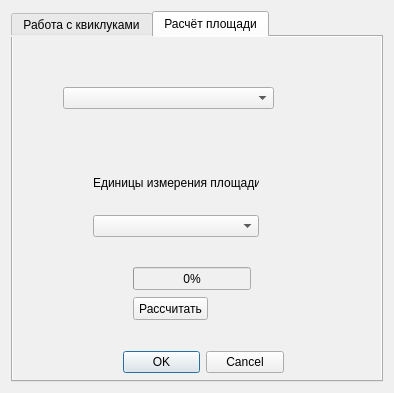
bazzile/helper, file helper_main_dialog_base.ui: the form before one commit.
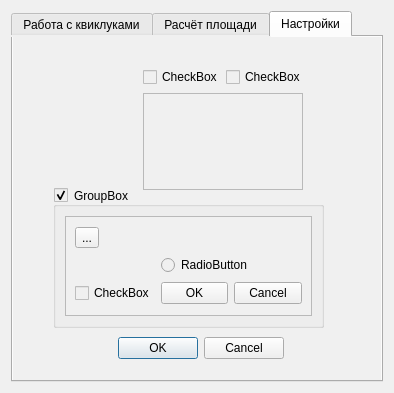
The form after the commit.

Commit message: незначительные изменения в коде

The edit to the form file:
```diff
--- a/helper_main_dialog_base.ui
+++ b/helper_main_dialog_base.ui
@@ -26,7 +26,7 @@
       <bool>false</bool>
      </property>
      <property name="currentIndex">
-      <number>1</number>
+      <number>2</number>
      </property>
      <widget class="QWidget" name="tab">
       <attribute name="title">
@@ -320,22 +320,6 @@
       <attribute name="title">
        <string>Расчёт площади</string>
       </attribute>
-      <widget class="QDialogButtonBox" name="button_box">
-       <property name="geometry">
-        <rect>
-         <x>110</x>
-         <y>310</y>
-         <width>161</width>
-         <height>31</height>
-        </rect>
-       </property>
-       <property name="orientation">
-        <enum>Qt::Horizontal</enum>
-       </property>
-       <property name="standardButtons">
-        <set>QDialogButtonBox::Cancel|QDialogButtonBox::Ok</set>
-       </property>
-      </widget>
       <widget class="QWidget" name="verticalLayoutWidget">
        <property name="geometry">
         <rect>
@@ -428,12 +412,130 @@
         <string>Рассчитать</string>
        </property>
       </widget>
-      <zorder>button_box</zorder>
-      <zorder>verticalLayoutWidget</zorder>
-      <zorder>LAYERcomboBox</zorder>
-      <zorder>UNITSLabel</zorder>
-      <zorder>ellipsoidal_progressBar</zorder>
-      <zorder>ellipsoidal_pushButton</zorder>
+     </widget>
+     <widget class="QWidget" name="tab_3">
+      <attribute name="title">
+       <string>Настройки</string>
+      </attribute>
+      <widget class="QDialogButtonBox" name="button_box">
+       <property name="geometry">
+        <rect>
+         <x>80</x>
+         <y>300</y>
+         <width>191</width>
+         <height>23</height>
+        </rect>
+       </property>
+       <property name="orientation">
+        <enum>Qt::Horizontal</enum>
+       </property>
+       <property name="standardButtons">
+        <set>QDialogButtonBox::Cancel|QDialogButtonBox::Ok</set>
+       </property>
+      </widget>
+      <widget class="QGroupBox" name="groupBox_2">
+       <property name="geometry">
+        <rect>
+         <x>40</x>
+         <y>150</y>
+         <width>271</width>
+         <height>141</height>
+        </rect>
+       </property>
+       <property name="sizePolicy">
+        <sizepolicy hsizetype="MinimumExpanding" vsizetype="Minimum">
+         <horstretch>0</horstretch>
+         <verstretch>0</verstretch>
+        </sizepolicy>
+       </property>
+       <property name="title">
+        <string>GroupBox</string>
+       </property>
+       <property name="checkable">
+        <bool>true</bool>
+       </property>
+       <layout class="QGridLayout" name="gridLayout_3">
+        <item row="0" column="0">
+         <widget class="QFrame" name="frame_2">
+          <property name="sizePolicy">
+           <sizepolicy hsizetype="Preferred" vsizetype="MinimumExpanding">
+            <horstretch>0</horstretch>
+            <verstretch>0</verstretch>
+           </sizepolicy>
+          </property>
+          <property name="frameShape">
+           <enum>QFrame::StyledPanel</enum>
+          </property>
+          <property name="frameShadow">
+           <enum>QFrame::Raised</enum>
+          </property>
+          <layout class="QGridLayout" name="gridLayout_5">
+           <item row="0" column="0">
+            <widget class="QToolButton" name="toolButton">
+             <property name="text">
+              <string>...</string>
+             </property>
+            </widget>
+           </item>
+           <item row="1" column="1">
+            <widget class="QRadioButton" name="radioButton_2">
+             <property name="text">
+              <string>RadioButton</string>
+             </property>
+            </widget>
+           </item>
+           <item row="2" column="0">
+            <widget class="QCheckBox" name="checkBox">
+             <property name="text">
+              <string>CheckBox</string>
+             </property>
+            </widget>
+           </item>
+           <item row="2" column="1">
+            <widget class="QDialogButtonBox" name="buttonBox">
+             <property name="standardButtons">
+              <set>QDialogButtonBox::Cancel|QDialogButtonBox::Ok</set>
+             </property>
+            </widget>
+           </item>
+          </layout>
+         </widget>
+        </item>
+       </layout>
+      </widget>
+      <widget class="QWidget" name="verticalLayoutWidget_2">
+       <property name="geometry">
+        <rect>
+         <x>130</x>
+         <y>30</y>
+         <width>160</width>
+         <height>123</height>
+        </rect>
+       </property>
+       <layout class="QVBoxLayout" name="verticalLayout_8">
+        <item>
+         <layout class="QHBoxLayout" name="horizontalLayout_10">
+          <item>
+           <widget class="QCheckBox" name="checkBox_2">
+            <property name="text">
+             <string>CheckBox</string>
+            </property>
+           </widget>
+          </item>
+          <item>
+           <widget class="QCheckBox" name="checkBox_3">
+            <property name="text">
+             <string>CheckBox</string>
+            </property>
+           </widget>
+          </item>
+         </layout>
+        </item>
+        <item>
+         <widget class="QListView" name="listView"/>
+        </item>
+       </layout>
+      </widget>
      </widget>
     </widget>
    </item>
```
Left out of the diff: 32 changed lines with no effect on the pictures. The commit also changes 1 other file.
